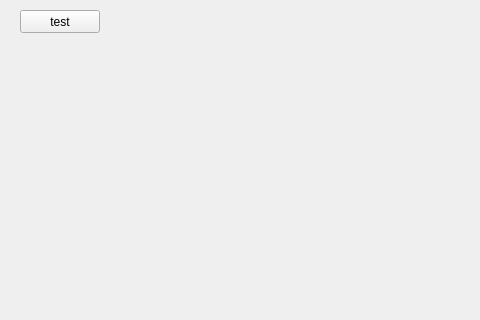
Above: mainwindow.ui from Franchovy/Effect-Project before the change; both pictures show x 0 to 480 and y 0 to 320 of the 800 by 600 pixel window. Below: the same form after it.
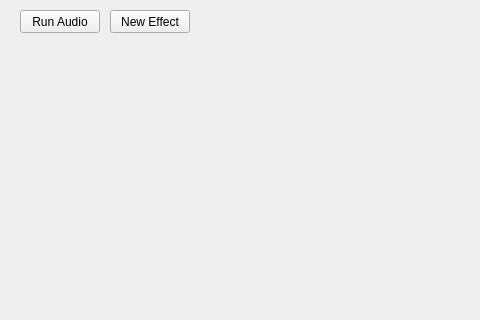
That is the form after the change.

Commit message: effects GUI integration: new effect button

```diff
--- a/mainwindow.ui
+++ b/mainwindow.ui
@@ -85,7 +85,20 @@
      </rect>
     </property>
     <property name="text">
-     <string>test</string>
+     <string>Run Audio</string>
+    </property>
+   </widget>
+   <widget class="QPushButton" name="newEffectButton">
+    <property name="geometry">
+     <rect>
+      <x>110</x>
+      <y>10</y>
+      <width>80</width>
+      <height>23</height>
+     </rect>
+    </property>
+    <property name="text">
+     <string>New Effect</string>
     </property>
    </widget>
   </widget>
```
Left out of the diff: 2 changed lines with no effect on the pictures. The commit also changes 6 other files.
